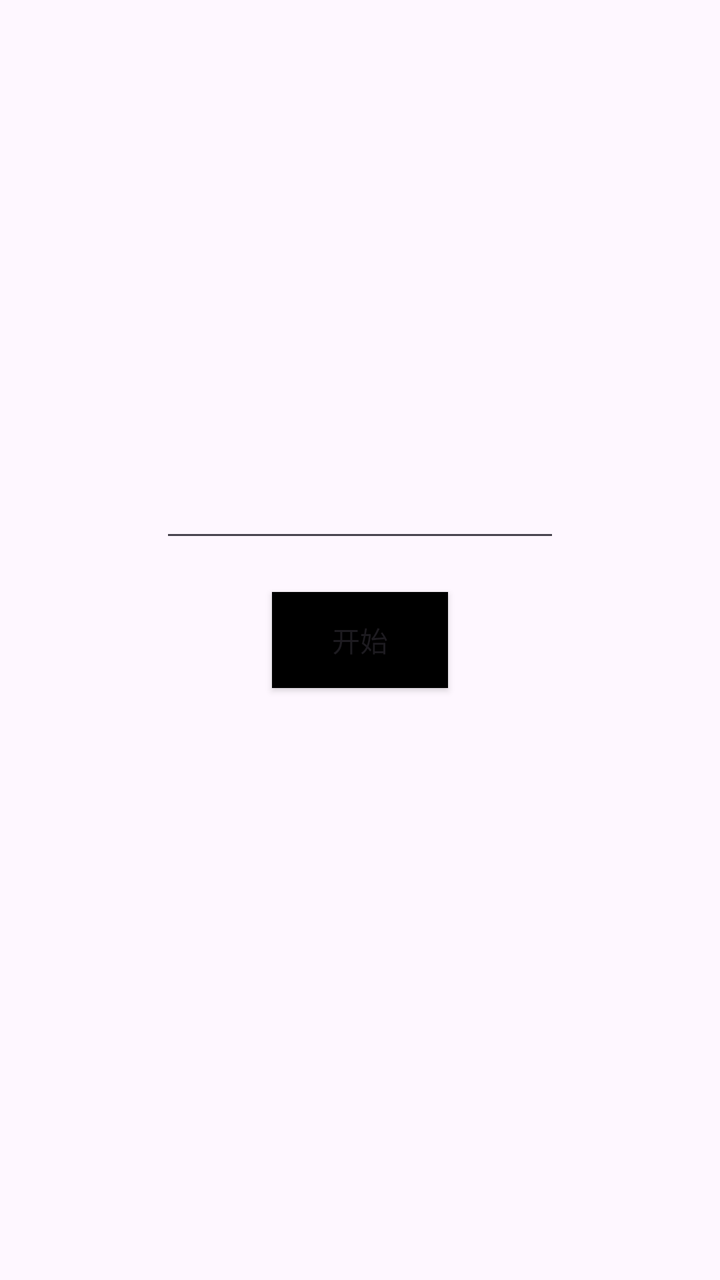
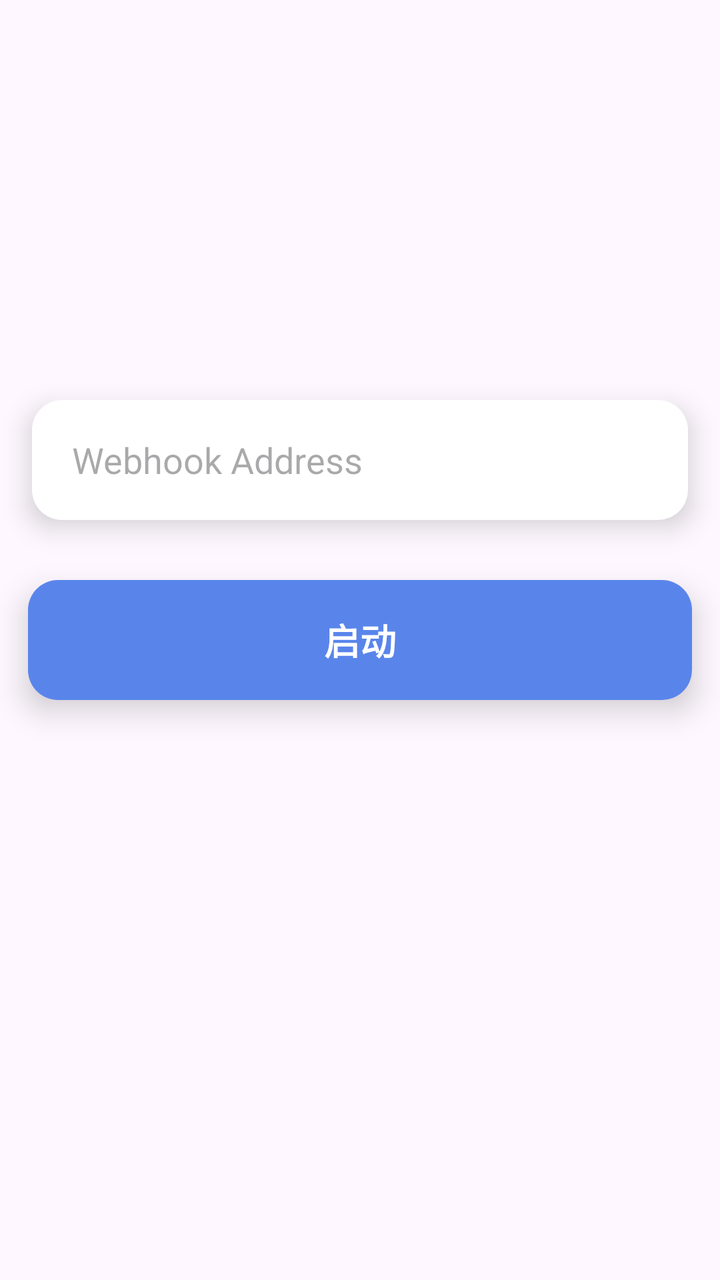

Screens rendered from an Android XML layout before and after an edit, with the pre-edit source and the edit as a unified diff.
<!-- AndroidManifest.xml: application theme Theme.TransferStation -->
<!-- res/layout/activity_main.xml -->
<?xml version="1.0" encoding="utf-8"?>
<RelativeLayout xmlns:android="http://schemas.android.com/apk/res/android"
    xmlns:app="http://schemas.android.com/apk/res-auto"
    xmlns:tools="http://schemas.android.com/tools"
    android:id="@+id/main"
    android:layout_width="match_parent"
    android:layout_height="match_parent"
    tools:context=".MainActivity">

    <EditText
        android:id="@+id/inputEt"
        android:layout_width="200dp"
        android:layout_height="wrap_content"
        android:layout_centerInParent="true"
        android:textSize="20sp"
        android:layout_above="@id/startBtn"
        android:layout_marginBottom="20dp"
        android:hint="" />

    <Button
        android:id="@+id/startBtn"
        android:layout_width="wrap_content"
        android:layout_height="wrap_content"
        android:layout_centerInParent="true"
        android:text="开始"
        android:background="@color/black"
        app:layout_constraintBottom_toBottomOf="parent"
        app:layout_constraintEnd_toEndOf="parent"
        app:layout_constraintStart_toStartOf="parent"
        app:layout_constraintTop_toTopOf="parent" />

</RelativeLayout>
<!-- resources referenced by this layout -->
<resources>
  <color name="black">#FF000000</color>
  <style name="Theme.TransferStation" parent="Base.Theme.TransferStation" />
  <style name="Base.Theme.TransferStation" parent="Theme.Material3.DayNight.NoActionBar">
          
          
      </style>
</resources>

<!-- the commit's change to res/layout/activity_main.xml (unified diff, before → after) -->
@@ -9,24 +9,42 @@
 
     <EditText
         android:id="@+id/inputEt"
-        android:layout_width="200dp"
-        android:layout_height="wrap_content"
+        android:layout_width="match_parent"
+        android:layout_height="60dp"
+        android:background="@drawable/bg_input"
+        android:layout_marginHorizontal="16dp"
+        android:layout_marginVertical="15dp"
+        android:elevation="8dp"
+        android:hint="Webhook Address"
+        android:inputType="textVisiblePassword"
+        android:paddingHorizontal="20dp"
+        android:maxLines="1"
+        android:layout_above="@id/startBtn"
+
+        />
+
+
+    <RelativeLayout
+        android:id="@+id/startBtn"
+        android:layout_width="match_parent"
+        android:layout_height="60dp"
+        android:layout_marginHorizontal="14dp"
+        android:layout_marginTop="15dp"
+        android:background="@drawable/btn_blue"
+        android:elevation="9dp"
         android:layout_centerInParent="true"
-        android:textSize="20sp"
-        android:layout_above="@id/startBtn"
-        android:layout_marginBottom="20dp"
-        android:hint="" />
+        >
+        <TextView
+            android:id="@+id/startTxt"
+            android:layout_width="wrap_content"
+            android:layout_height="wrap_content"
+            android:layout_centerInParent="true"
+            android:text="启动"
+            android:textColor="@color/bg_text_white"
+            android:textSize="18sp"
+            android:textStyle="bold" />
+    </RelativeLayout>
 
-    <Button
-        android:id="@+id/startBtn"
-        android:layout_width="wrap_content"
-        android:layout_height="wrap_content"
-        android:layout_centerInParent="true"
-        android:text="开始"
-        android:background="@color/black"
-        app:layout_constraintBottom_toBottomOf="parent"
-        app:layout_constraintEnd_toEndOf="parent"
-        app:layout_constraintStart_toStartOf="parent"
-        app:layout_constraintTop_toTopOf="parent" />
+
 
 </RelativeLayout>
<!-- resource entries referenced after the edit -->
@@ -1,7 +1,25 @@
 <!-- resources referenced by this layout -->
 <resources>
-  <color name="black">#FF000000</color>
+  <color name="bg_text_white">#ffffff</color>
+  <!-- drawable bg_input (drawable) -->
+  <?xml version="1.0" encoding="utf-8"?>
+  <shape xmlns:android="http://schemas.android.com/apk/res/android">
+  
+      <solid android:color="@color/white" />
+  
+      <corners android:radius="15dp" />
+  
+  
+  </shape>
+  <!-- drawable btn_blue (drawable) -->
+  <?xml version="1.0" encoding="utf-8"?>
+  <shape xmlns:android="http://schemas.android.com/apk/res/android">
+      <solid android:color="@color/button_blue" />
+      <corners android:radius="15dp" />
+  </shape>
   <style name="Theme.TransferStation" parent="Base.Theme.TransferStation" />
+  <color name="white">#FFFFFFFF</color>
+  <color name="button_blue">#5985eb</color>
   <style name="Base.Theme.TransferStation" parent="Theme.Material3.DayNight.NoActionBar">
           
           
